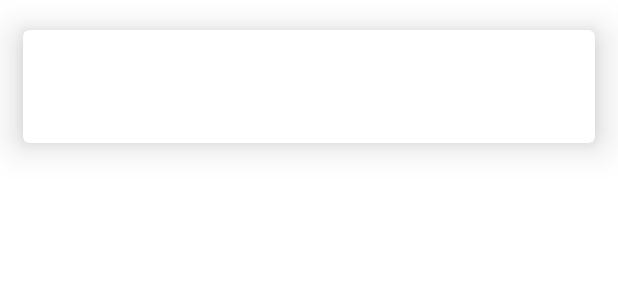
After one commit to Tamada4a/find_yourself_in_the_photo, an Android app: the layout items_history.xml on its own in the app's theme, with its tools: preview values and no code run, on a phone screen of 412 x 824 dp. The commit adds this screen. Shown: the top 300 px of the screen. Run offline under Robolectric (Android 15) with nearby library versions, the phone set to English and light mode, and no system bars.

Commit message:
Added history of search

```diff
--- a/app/src/main/java/com/example/findyourselfinthephoto/Fragments/Home.java
+++ b/app/src/main/java/com/example/findyourselfinthephoto/Fragments/Home.java
@@ -180,7 +180,7 @@ public class Home extends Fragment implements HandlePathOzListener.SingleUri {
         for (int i = 0; i < size; ++i)
             System.out.println("Ссылка №" + i + "\n" + result.get(0).get(i) + "\n" + result.get(1).get(i));
 
-        GetRecognizedFaceUrl.compare_image(realPathList, result, activity);
+        GetRecognizedFaceUrl.compare_image(realPathList, result, activity, gettedURL);
     }
 
     private class MyRequests extends AsyncTask {
--- /dev/null
+++ b/app/src/main/res/layout/items_history.xml
@@ -0,0 +1,28 @@
+<?xml version="1.0" encoding="utf-8"?>
+<com.google.android.material.card.MaterialCardView
+    xmlns:android="http://schemas.android.com/apk/res/android"
+    android:layout_width="match_parent"
+    android:layout_height="wrap_content"
+    xmlns:app="http://schemas.android.com/apk/res-auto"
+    android:layout_marginTop="20dp"
+    android:layout_marginStart="15dp"
+    android:layout_marginEnd="15dp"
+    app:cardElevation="15dp">
+
+    <RelativeLayout
+        android:layout_width="match_parent"
+        android:layout_height="match_parent">
+
+        <TextView
+            android:id="@+id/lblListItem"
+            android:layout_width="fill_parent"
+            android:layout_height="75dp"
+            android:textSize="17dp"
+            android:paddingTop="5dp"
+            android:paddingBottom="5dp"
+            android:paddingLeft="?android:attr/expandableListPreferredChildPaddingLeft" />
+
+
+    </RelativeLayout>
+
+</com.google.android.material.card.MaterialCardView>
```
Also changed, not shown: app/src/main/java/com/example/findyourselfinthephoto/ExpandableListAdapter.java (added, +106 -0 lines), app/src/main/java/com/example/findyourselfinthephoto/Fragments/History.java (+82 -1 lines), app/src/main/java/com/example/findyourselfinthephoto/GetRecognizedFaceUrl.java (+26 -3 lines), app/src/main/res/layout/fragment_history.xml (+8 -0 lines), app/src/main/res/layout/group_history.xml (added, +27 -0 lines).
